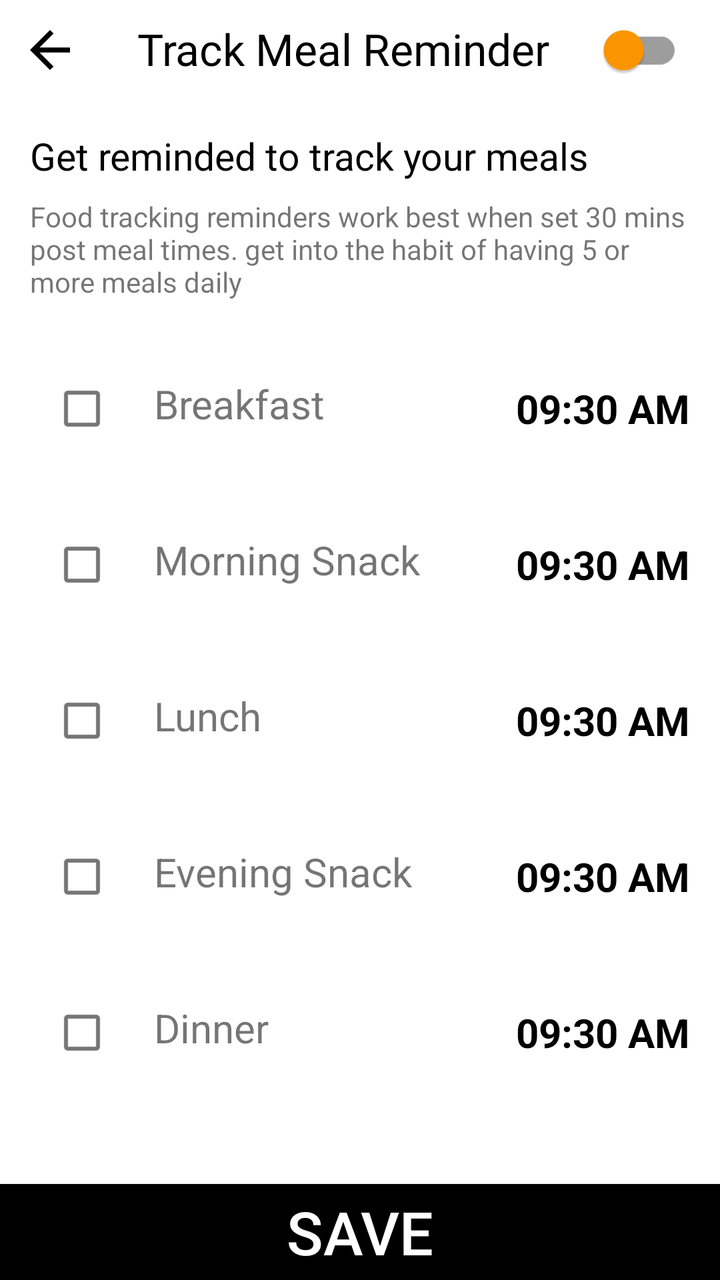
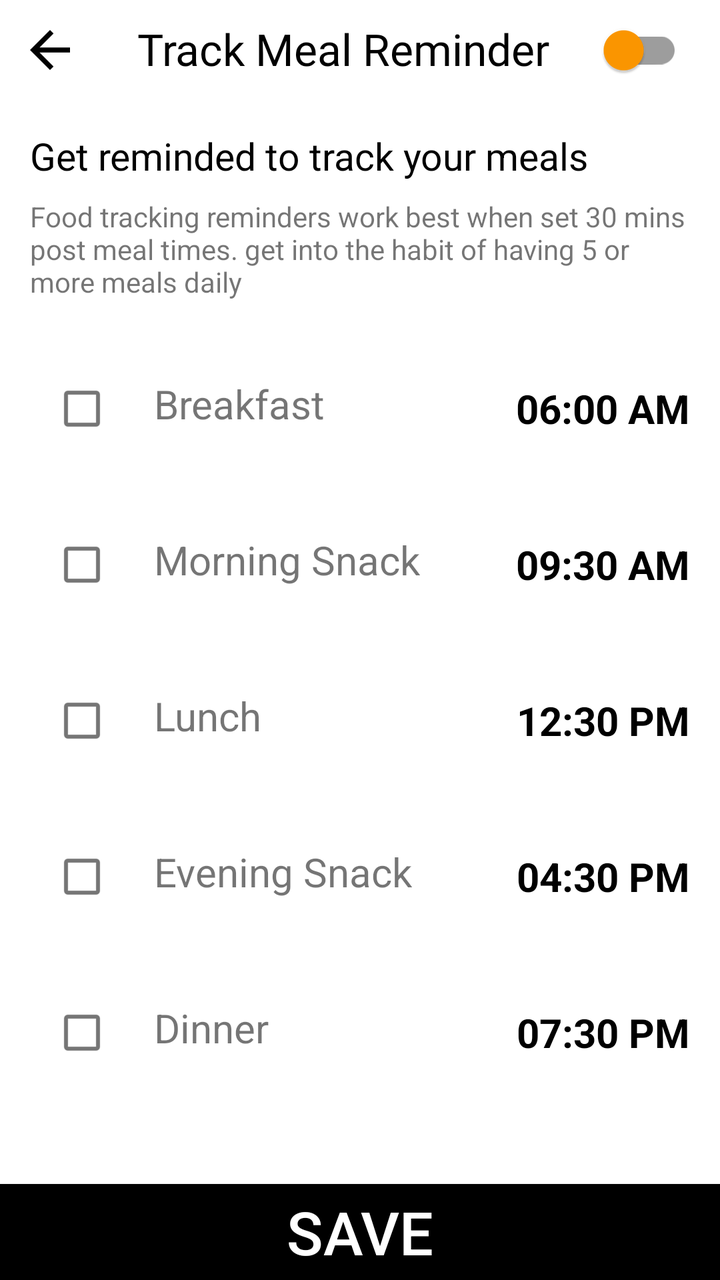

Two renders of the same Android screen: before a commit and after it. Below are the layout's source before the change and the commit's diff.
<!-- AndroidManifest.xml: application theme Theme.LifeBalance -->
<!-- res/layout/meal_reminder.xml -->
<?xml version="1.0" encoding="utf-8"?>
<androidx.constraintlayout.widget.ConstraintLayout xmlns:android="http://schemas.android.com/apk/res/android"
    xmlns:tools="http://schemas.android.com/tools"
    android:layout_width="match_parent"
    android:layout_height="match_parent"
    android:background="@color/white"
    android:orientation="vertical"
    android:theme="@style/Theme.LifeBalance"
    xmlns:app="http://schemas.android.com/apk/res-auto"
    tools:context=".UI.Reminder.Reminder">

    <androidx.constraintlayout.widget.ConstraintLayout
        android:id="@+id/linearLayout12"
        android:layout_width="match_parent"
        android:layout_height="wrap_content"
        tools:ignore="MissingConstraints">

        <ImageView
            android:id="@+id/backward"
            android:layout_width="50dp"
            android:layout_height="50dp"
            android:clickable="true"
            android:focusable="true"
            android:foreground="?attr/selectableItemBackground"
            android:padding="10dp"
            android:src="@drawable/baseline_arrow_back_24"
            app:layout_constraintBottom_toBottomOf="parent"
            app:layout_constraintTop_toTopOf="parent"
            tools:ignore="ContentDescription,UnusedAttribute" />

        <TextView
            android:id="@+id/textView6"
            android:layout_width="wrap_content"
            android:layout_height="wrap_content"
            android:layout_marginTop="5dp"
            android:layout_marginBottom="11dp"
            android:fontFamily="@font/alata"
            android:gravity="center_vertical"
            android:maxLines="1"
            android:text="Track Meal Reminder"
            android:textColor="@color/black"
            android:textSize="22sp"
            app:layout_constraintBottom_toBottomOf="parent"
            app:layout_constraintEnd_toStartOf="@+id/switchMaterial"
            app:layout_constraintStart_toEndOf="@+id/backward"
            app:layout_constraintTop_toTopOf="parent"
            app:layout_constraintVertical_bias="1.0" />

        <com.google.android.material.switchmaterial.SwitchMaterial
            android:id="@+id/switchMaterial"
            android:layout_width="wrap_content"
            android:layout_height="wrap_content"
            android:layout_weight="1"
            android:checked="false"
            app:layout_constraintBottom_toBottomOf="parent"
            app:layout_constraintEnd_toEndOf="parent"
            app:layout_constraintStart_toEndOf="@+id/textView6"
            app:layout_constraintTop_toTopOf="parent"
            app:thumbTint="@color/dark_orange"
            app:trackTint="#9D9D9D"
            tools:ignore="MissingConstraints" />
    </androidx.constraintlayout.widget.ConstraintLayout>

    <androidx.constraintlayout.widget.ConstraintLayout
        android:layout_width="match_parent"
        android:layout_height="wrap_content"
        android:layout_marginTop="40dp"
        android:layout_margin="15dp"
        app:layout_constraintTop_toBottomOf="@+id/linearLayout12"
        tools:ignore="MissingConstraints">

        <TextView
            android:id="@+id/textView8"
            android:layout_width="match_parent"
            android:layout_height="wrap_content"
            android:layout_marginTop="58dp"
            android:text="Get reminded to track your meals"
            android:textColor="@color/black"
            android:textSize="19sp"
            tools:layout_editor_absoluteX="0dp" />

        <TextView
            android:id="@+id/textView7"
            android:layout_width="wrap_content"
            android:layout_height="wrap_content"
            android:layout_marginStart="40dp"
            android:layout_marginTop="8dp"
            android:text="Food tracking reminders work best when set 30 mins post meal times. get into the habit of having 5 or more meals daily"
            app:layout_constraintTop_toBottomOf="@+id/textView8"
            tools:ignore="HardcodedText" />
        <LinearLayout
            android:layout_width="match_parent"
            android:layout_height="wrap_content"
            app:layout_constraintTop_toBottomOf="@id/textView7"
            android:orientation="vertical"
            >
            <LinearLayout
                android:layout_width="match_parent"
                android:layout_height="wrap_content"
                android:orientation="horizontal"
                android:layout_marginTop="30dp"
                >
                <CheckBox
                    android:id="@+id/breakfastcheck"
                    android:layout_width="wrap_content"
                    android:layout_height="wrap_content"
                    android:padding="10dp"
                    />
                <TextView
                    android:layout_width="wrap_content"
                    android:layout_height="wrap_content"
                    android:text="Breakfast"
                    android:textSize="20sp"
                    android:layout_marginStart="10dp"
                    />
                <EditText
                    android:id="@+id/start"
                    android:layout_width="match_parent"
                    android:layout_height="wrap_content"
                    android:text="09:30 AM"
                    android:textColor="@color/black"
                    android:layout_gravity="center_vertical"
                    android:gravity="end"
                    android:textSize="20sp"
                    android:textStyle="bold"
                    android:inputType="none"
                    android:layout_marginStart="70dp"
                    android:background="@color/transparent"
                    android:focusable="false"
                    android:clickable="false"/>
            </LinearLayout>
            <LinearLayout
                android:layout_width="match_parent"
                android:layout_height="wrap_content"
                android:orientation="horizontal"
                android:layout_marginTop="30dp"
                >
                <CheckBox
                    android:id="@+id/MSnackcheck"
                    android:layout_width="wrap_content"
                    android:layout_height="wrap_content"
                    android:padding="10dp"
                    />
                <TextView
                    android:layout_width="wrap_content"
                    android:layout_height="wrap_content"
                    android:text="Morning Snack"
                    android:textSize="20sp"
                    android:layout_marginStart="10dp"
                    />
                <EditText
                    android:id="@+id/MSnackstart"
                    android:layout_width="match_parent"
                    android:layout_height="wrap_content"
                    android:text="09:30 AM"
                    android:textColor="@color/black"
                    android:layout_gravity="center_vertical"
                    android:gravity="end"
                    android:textSize="20sp"
                    android:textStyle="bold"
                    android:inputType="none"
                    android:layout_marginStart="30dp"
                    android:background="@color/transparent"
                    android:focusable="false"
                    android:clickable="false"/>
            </LinearLayout>
            <LinearLayout
                android:layout_width="match_parent"
                android:layout_height="wrap_content"
                android:orientation="horizontal"
                android:layout_marginTop="30dp"
                >
                <CheckBox
                    android:id="@+id/Lunchcheck"
                    android:layout_width="wrap_content"
                    android:layout_height="wrap_content"
                    android:padding="10dp"
                    />
                <TextView
                    android:layout_width="wrap_content"
                    android:layout_height="wrap_content"
                    android:text="Lunch"
                    android:textSize="20sp"
                    android:layout_marginStart="10dp"
                    />
                <EditText
                    android:id="@+id/Lunchstart"
                    android:layout_width="match_parent"
                    android:layout_height="wrap_content"
                    android:text="09:30 AM"
                    android:textColor="@color/black"
                    android:layout_gravity="center_vertical"
                    android:gravity="end"
                    android:textSize="20sp"
                    android:textStyle="bold"
                    android:inputType="none"
                    android:layout_marginStart="90dp"
                    android:background="@color/transparent"
                    android:focusable="false"
                    android:clickable="false"/>
            </LinearLayout>
            <LinearLayout
                android:layout_width="match_parent"
                android:layout_height="wrap_content"
                android:orientation="horizontal"
                android:layout_marginTop="30dp"
                >
                <CheckBox
                    android:id="@+id/EVsnackcheck"
                    android:layout_width="wrap_content"
                    android:layout_height="wrap_content"
                    android:padding="10dp"
                    />
                <TextView
                    android:layout_width="wrap_content"
                    android:layout_height="wrap_content"
                    android:text="Evening Snack"
                    android:textSize="20sp"
                    android:layout_marginStart="10dp"
                    />
                <EditText
                    android:id="@+id/EVsnackstart"
                    android:layout_width="match_parent"
                    android:layout_height="wrap_content"
                    android:text="09:30 AM"
                    android:textColor="@color/black"
                    android:layout_gravity="center_vertical"
                    android:gravity="end"
                    android:textSize="20sp"
                    android:textStyle="bold"
                    android:inputType="none"
                    android:layout_marginStart="30dp"
                    android:background="@color/transparent"
                    android:focusable="false"
                    android:clickable="false"/>
            </LinearLayout>
            <LinearLayout
                android:layout_width="match_parent"
                android:layout_height="wrap_content"
                android:orientation="horizontal"
                android:layout_marginTop="30dp"
                >
                <CheckBox
                    android:id="@+id/dinnercheck"
                    android:layout_width="wrap_content"
                    android:layout_height="wrap_content"
                    android:padding="10dp"
                    />
                <TextView
                    android:layout_width="wrap_content"
                    android:layout_height="wrap_content"
                    android:text="Dinner"
                    android:textSize="20sp"
                    android:layout_marginStart="10dp"
                    />
                <EditText
                    android:id="@+id/dinnerstart"
                    android:layout_width="match_parent"
                    android:layout_height="wrap_content"
                    android:text="09:30 AM"
                    android:textColor="@color/black"
                    android:layout_gravity="center_vertical"
                    android:gravity="end"
                    android:textSize="20sp"
                    android:textStyle="bold"
                    android:inputType="none"
                    android:layout_marginStart="90dp"
                    android:background="@color/transparent"
                    android:focusable="false"
                    android:clickable="false"/>
            </LinearLayout>
        </LinearLayout>

    </androidx.constraintlayout.widget.ConstraintLayout>

    <androidx.appcompat.widget.AppCompatButton
        android:id="@+id/save"
        android:layout_width="match_parent"
        android:layout_height="wrap_content"
        android:background="@color/black"
        android:text="Save"
        android:textAlignment="center"
        android:textColor="@color/white"
        android:textSize="30sp"
        app:layout_constraintBottom_toBottomOf="parent"
        tools:ignore="MissingConstraints,UnusedAttribute" />
</androidx.constraintlayout.widget.ConstraintLayout>
<!-- resources referenced by this layout -->
<resources>
  <color name="black">#FF000000</color>
  <color name="dark_orange">#FF9800</color>
  <color name="transparent">#00FF9800</color>
  <color name="white">#FFFFFFFF</color>
  <!-- drawable baseline_arrow_back_24 (drawable) -->
  <vector android:autoMirrored="true" android:height="24dp"
      android:tint="#000000" android:viewportHeight="24"
      android:viewportWidth="24" android:width="24dp" xmlns:android="http://schemas.android.com/apk/res/android">
      <path android:fillColor="@android:color/white" android:pathData="M20,11H7.83l5.59,-5.59L12,4l-8,8 8,8 1.41,-1.41L7.83,13H20v-2z"/>
  </vector>
  <style name="Theme.LifeBalance" parent="Theme.MaterialComponents.Light.NoActionBar">
          
          <item name="colorPrimary">@color/purple_500</item>
          <item name="colorPrimaryVariant">@color/purple_700</item>
          <item name="colorOnPrimary">@color/white</item>
          
          
          <item name="colorSecondary">@color/dark_orange</item>
          
          <item name="colorSecondaryVariant">@color/orange</item>
          <item name="colorOnSecondary">@color/black</item>
          
          <item name="android:statusBarColor">@color/background</item>
          
          <item name="snackbarStyle">@style/MySnackbar</item>
      </style>
  <color name="purple_500">#FF6200EE</color>
  <color name="purple_700">#FF3700B3</color>
  <color name="orange">#F1C43D</color>
  <color name="background">#EDEDED</color>
  <style name="MySnackbar" parent="Widget.MaterialComponents.Snackbar">
          <item name="android:layout_marginBottom">60dp</item>
      </style>
</resources>

<!-- the commit's change to res/layout/meal_reminder.xml (unified diff, before → after) -->
@@ -117,6 +117,41 @@
                     android:id="@+id/start"
                     android:layout_width="match_parent"
                     android:layout_height="wrap_content"
+                    android:text="06:00 AM"
+                    android:textColor="@color/black"
+                    android:layout_gravity="center_vertical"
+                    android:gravity="end"
+                    android:textSize="20sp"
+                    android:textStyle="bold"
+                    android:inputType="none"
+                    android:layout_marginStart="70dp"
+                    android:background="@color/transparent"
+                    android:focusable="false"
+                    android:clickable="false"/>
+            </LinearLayout>
+            <LinearLayout
+                android:layout_width="match_parent"
+                android:layout_height="wrap_content"
+                android:orientation="horizontal"
+                android:layout_marginTop="30dp"
+                >
+                <CheckBox
+                    android:id="@+id/MSnackcheck"
+                    android:layout_width="wrap_content"
+                    android:layout_height="wrap_content"
+                    android:padding="10dp"
+                    />
+                <TextView
+                    android:layout_width="wrap_content"
+                    android:layout_height="wrap_content"
+                    android:text="Morning Snack"
+                    android:textSize="20sp"
+                    android:layout_marginStart="10dp"
+                    />
+                <EditText
+                    android:id="@+id/MSnackstart"
+                    android:layout_width="match_parent"
+                    android:layout_height="wrap_content"
                     android:text="09:30 AM"
                     android:textColor="@color/black"
                     android:layout_gravity="center_vertical"
@@ -124,41 +159,6 @@
                     android:textSize="20sp"
                     android:textStyle="bold"
                     android:inputType="none"
-                    android:layout_marginStart="70dp"
-                    android:background="@color/transparent"
-                    android:focusable="false"
-                    android:clickable="false"/>
-            </LinearLayout>
-            <LinearLayout
-                android:layout_width="match_parent"
-                android:layout_height="wrap_content"
-                android:orientation="horizontal"
-                android:layout_marginTop="30dp"
-                >
-                <CheckBox
-                    android:id="@+id/MSnackcheck"
-                    android:layout_width="wrap_content"
-                    android:layout_height="wrap_content"
-                    android:padding="10dp"
-                    />
-                <TextView
-                    android:layout_width="wrap_content"
-                    android:layout_height="wrap_content"
-                    android:text="Morning Snack"
-                    android:textSize="20sp"
-                    android:layout_marginStart="10dp"
-                    />
-                <EditText
-                    android:id="@+id/MSnackstart"
-                    android:layout_width="match_parent"
-                    android:layout_height="wrap_content"
-                    android:text="09:30 AM"
-                    android:textColor="@color/black"
-                    android:layout_gravity="center_vertical"
-                    android:gravity="end"
-                    android:textSize="20sp"
-                    android:textStyle="bold"
-                    android:inputType="none"
                     android:layout_marginStart="30dp"
                     android:background="@color/transparent"
                     android:focusable="false"
@@ -187,7 +187,7 @@
                     android:id="@+id/Lunchstart"
                     android:layout_width="match_parent"
                     android:layout_height="wrap_content"
-                    android:text="09:30 AM"
+                    android:text="12:30 PM"
                     android:textColor="@color/black"
                     android:layout_gravity="center_vertical"
                     android:gravity="end"
@@ -222,7 +222,7 @@
                     android:id="@+id/EVsnackstart"
                     android:layout_width="match_parent"
                     android:layout_height="wrap_content"
-                    android:text="09:30 AM"
+                    android:text="04:30 PM"
                     android:textColor="@color/black"
                     android:layout_gravity="center_vertical"
                     android:gravity="end"
@@ -257,7 +257,7 @@
                     android:id="@+id/dinnerstart"
                     android:layout_width="match_parent"
                     android:layout_height="wrap_content"
-                    android:text="09:30 AM"
+                    android:text="07:30 PM"
                     android:textColor="@color/black"
                     android:layout_gravity="center_vertical"
                     android:gravity="end"
